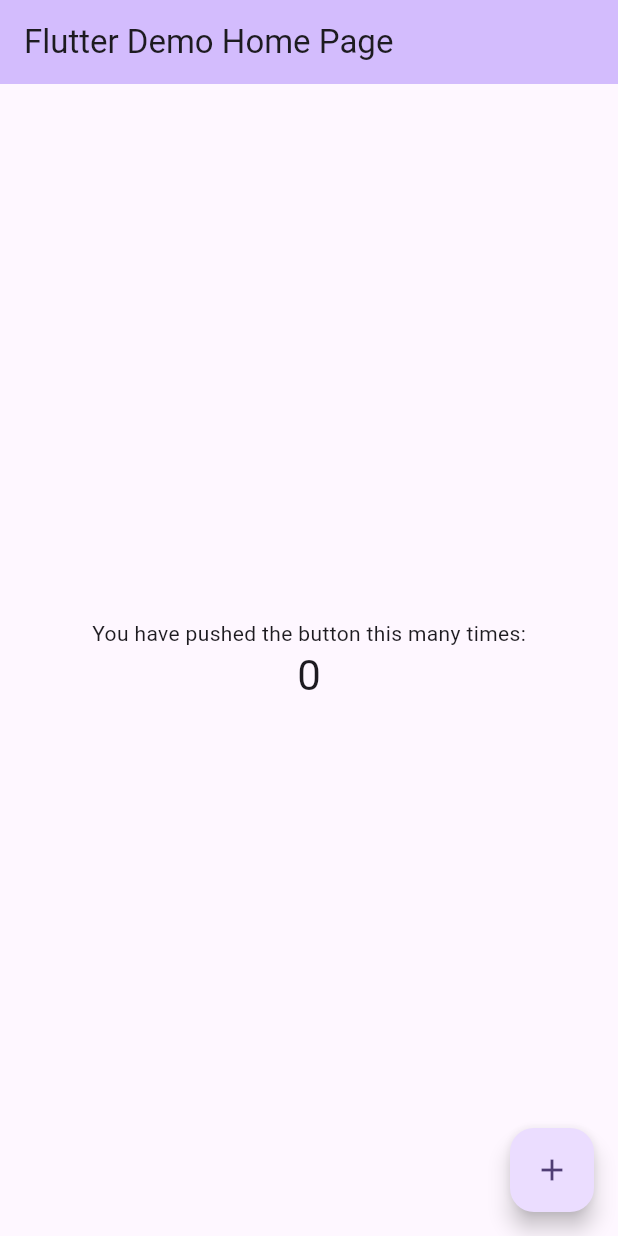
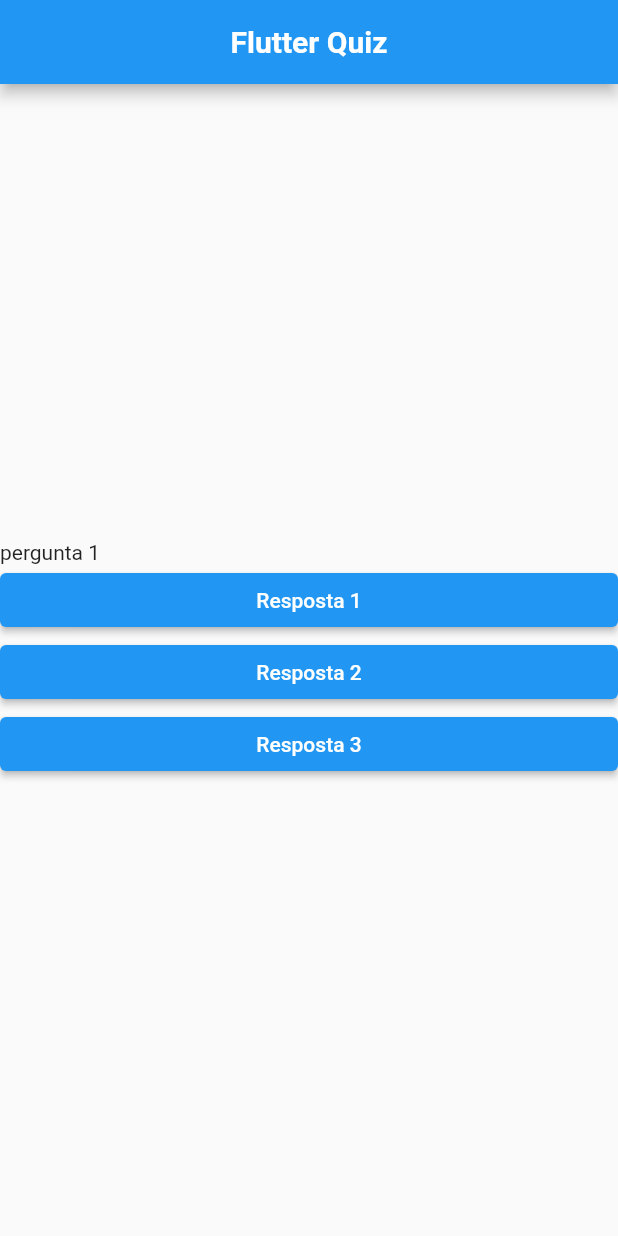
Before and after one commit to julianojstavares/flutter_quiz, a Flutter app: the screen it shows after launch, on a phone screen of 412 x 824 dp. Run offline on Flutter 3.47's test engine with Material 2 defaults, Android fonts, the phone set to English and light mode, and no system bars.

Commit message:
Seção 2, aula 38

```diff
--- /dev/null
+++ b/lib/app.dart
@@ -0,0 +1,61 @@
+import 'package:flutter/foundation.dart';
+import 'package:flutter/material.dart';
+
+class App extends StatefulWidget {
+
+  const App({super.key});
+
+  @override
+  State<App> createState() => _AppState();
+}
+
+class _AppState extends State<App> {
+  void responder() {
+    if (kDebugMode) {
+      print("Pergunta respondida");
+    }
+  }
+
+  @override
+  Widget build(BuildContext context) {
+    final perguntas = [
+      "pergunta 1",
+      "pergunta 2",
+    ];
+
+    return MaterialApp(
+      debugShowCheckedModeBanner: false,
+      home: Scaffold(
+        appBar: AppBar(
+          title: const Text('Flutter Quiz'),
+          titleTextStyle: const TextStyle(
+            color: Colors.white,
+            fontWeight: FontWeight.bold,
+            fontSize: 20,
+          ),
+          centerTitle: true,
+          backgroundColor: Colors.blue,
+        ),
+        body: Column(
+          crossAxisAlignment: CrossAxisAlignment.stretch,
+          mainAxisAlignment: MainAxisAlignment.center,
+          children: [
+            Text(perguntas[0]),
+            ElevatedButton(
+              onPressed: responder,
+              child: const Text("Resposta 1"),
+            ),
+            ElevatedButton(
+              onPressed: responder,
+              child: const Text("Resposta 2"),
+            ),
+            ElevatedButton(
+              onPressed: responder,
+              child: const Text("Resposta 3"),
+            ),
+          ],
+        ),
+      ),
+    );
+  }
+}
--- a/lib/main.dart
+++ b/lib/main.dart
@@ -1,125 +1,6 @@
 import 'package:flutter/material.dart';
+import 'app.dart';
 
 void main() {
-  runApp(const MyApp());
+  runApp(const App());
 }
-
-class MyApp extends StatelessWidget {
-  const MyApp({super.key});
-
-  // This widget is the root of your application.
-  @override
-  Widget build(BuildContext context) {
-    return MaterialApp(
-      title: 'Flutter Demo',
-      theme: ThemeData(
-        // This is the theme of your application.
-        //
-        // TRY THIS: Try running your application with "flutter run". You'll see
-        // the application has a blue toolbar. Then, without quitting the app,
-        // try changing the seedColor in the colorScheme below to Colors.green
-        // and then invoke "hot reload" (save your changes or press the "hot
-        // reload" button in a Flutter-supported IDE, or press "r" if you used
-        // the command line to start the app).
-        //
-        // Notice that the counter didn't reset back to zero; the application
-        // state is not lost during the reload. To reset the state, use hot
-        // restart instead.
-        //
-        // This works for code too, not just values: Most code changes can be
-        // tested with just a hot reload.
-        colorScheme: ColorScheme.fromSeed(seedColor: Colors.deepPurple),
-        useMaterial3: true,
-      ),
-      home: const MyHomePage(title: 'Flutter Demo Home Page'),
-    );
-  }
-}
-
-class MyHomePage extends StatefulWidget {
-  const MyHomePage({super.key, required this.title});
-
-  // This widget is the home page of your application. It is stateful, meaning
-  // that it has a State object (defined below) that contains fields that affect
-  // how it looks.
-
-  // This class is the configuration for the state. It holds the values (in this
-  // case the title) provided by the parent (in this case the App widget) and
-  // used by the build method of the State. Fields in a Widget subclass are
-  // always marked "final".
-
-  final String title;
-
-  @override
-  State<MyHomePage> createState() => _MyHomePageState();
-}
-
-class _MyHomePageState extends State<MyHomePage> {
-  int _counter = 0;
-
-  void _incrementCounter() {
-    setState(() {
-      // This call to setState tells the Flutter framework that something has
-      // changed in this State, which causes it to rerun the build method below
-      // so that the display can reflect the updated values. If we changed
-      // _counter without calling setState(), then the build method would not be
-      // called again, and so nothing would appear to happen.
-      _counter++;
-    });
-  }
-
-  @override
-  Widget build(BuildContext context) {
-    // This method is rerun every time setState is called, for instance as done
-    // by the _incrementCounter method above.
-    //
-    // The Flutter framework has been optimized to make rerunning build methods
-    // fast, so that you can just rebuild anything that needs updating rather
-    // than having to individually change instances of widgets.
-    return Scaffold(
-      appBar: AppBar(
-        // TRY THIS: Try changing the color here to a specific color (to
-        // Colors.amber, perhaps?) and trigger a hot reload to see the AppBar
-        // change color while the other colors stay the same.
-        backgroundColor: Theme.of(context).colorScheme.inversePrimary,
-        // Here we take the value from the MyHomePage object that was created by
-        // the App.build method, and use it to set our appbar title.
-        title: Text(widget.title),
-      ),
-      body: Center(
-        // Center is a layout widget. It takes a single child and positions it
-        // in the middle of the parent.
-        child: Column(
-          // Column is also a layout widget. It takes a list of children and
-          // arranges them vertically. By default, it sizes itself to fit its
-          // children horizontally, and tries to be as tall as its parent.
-          //
-          // Column has various properties to control how it sizes itself and
-          // how it positions its children. Here we use mainAxisAlignment to
-          // center the children vertically; the main axis here is the vertical
-          // axis because Columns are vertical (the cross axis would be
-          // horizontal).
-          //
-          // TRY THIS: Invoke "debug painting" (choose the "Toggle Debug Paint"
-          // action in the IDE, or press "p" in the console), to see the
-          // wireframe for each widget.
-          mainAxisAlignment: MainAxisAlignment.center,
-          children: <Widget>[
-            const Text(
-              'You have pushed the button this many times:',
-            ),
-            Text(
-              '$_counter',
-              style: Theme.of(context).textTheme.headlineMedium,
-            ),
-          ],
-        ),
-      ),
-      floatingActionButton: FloatingActionButton(
-        onPressed: _incrementCounter,
-        tooltip: 'Increment',
-        child: const Icon(Icons.add),
-      ), // This trailing comma makes auto-formatting nicer for build methods.
-    );
-  }
-}
```
Also changed, not shown: 1 other file.
